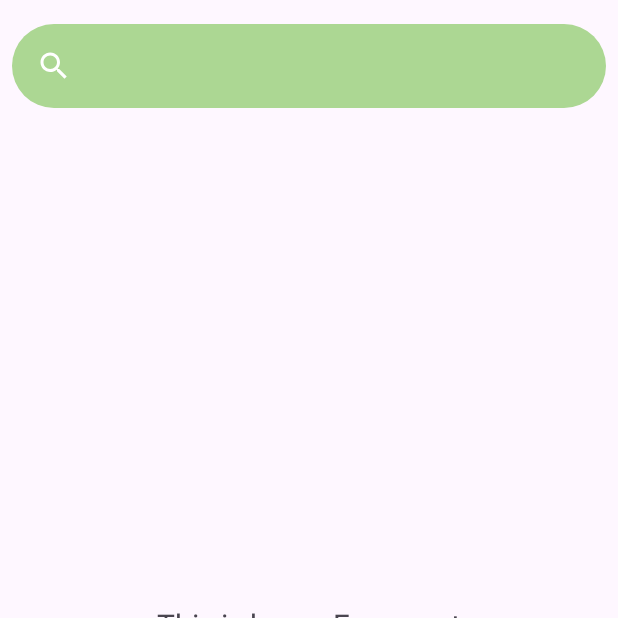
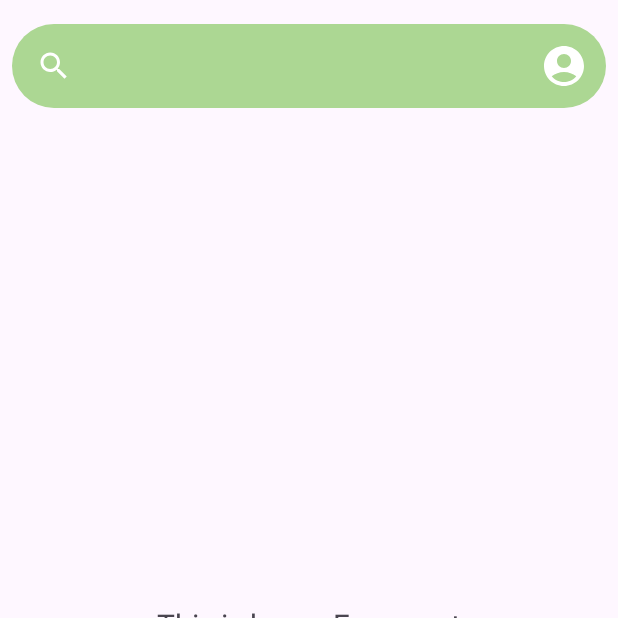
Before and after one commit to FlavourFInder/mobile-development, an Android app: the MainActivity screen opened directly, with no data from a screen before it, on a phone screen of 412 x 824 dp, the top half of it. Run offline under Robolectric (Android 15) with nearby library versions, the phone set to English and light mode, and no system bars; our stand-ins replace navigation-ui.

Commit message:
- mengganti image button user profile menjadi menu agar tidak error

```diff
--- a/app/src/main/java/com/example/flavorfinder/view/MainActivity.kt
+++ b/app/src/main/java/com/example/flavorfinder/view/MainActivity.kt
@@ -20,7 +20,12 @@
         setContentView(binding.root)
         with(binding) {
             searchView.setupWithSearchBar(searchBar)
+            searchBar.inflateMenu(R.menu.search_bar_menu)
+            searchBar.setOnMenuItemClickListener { menuItem ->
+                true
+            }
         }
+
 
 //        setSupportActionBar(binding.toolbar)
 
--- /dev/null
+++ b/app/src/main/res/menu/search_bar_menu.xml
@@ -0,0 +1,13 @@
+<?xml version="1.0" encoding="utf-8"?>
+<menu xmlns:android="http://schemas.android.com/apk/res/android"
+    xmlns:app="http://schemas.android.com/apk/res-auto">
+    <group android:menuCategory="container">
+        <item
+            android:id="@+id/action_profile"
+            android:icon="@drawable/baseline_account_circle_24"
+            android:title="@string/userProfile"
+            app:showAsAction="ifRoom"/>
+    </group>
+
+
+</menu>
--- a/app/src/main/res/values/strings.xml
+++ b/app/src/main/res/values/strings.xml
@@ -16,4 +16,5 @@
     <string name="title_home">Home</string>
     <string name="title_dashboard">Dashboard</string>
     <string name="title_notifications">Notifications</string>
+    <string name="userProfile">user profile</string>
 </resources>
```
